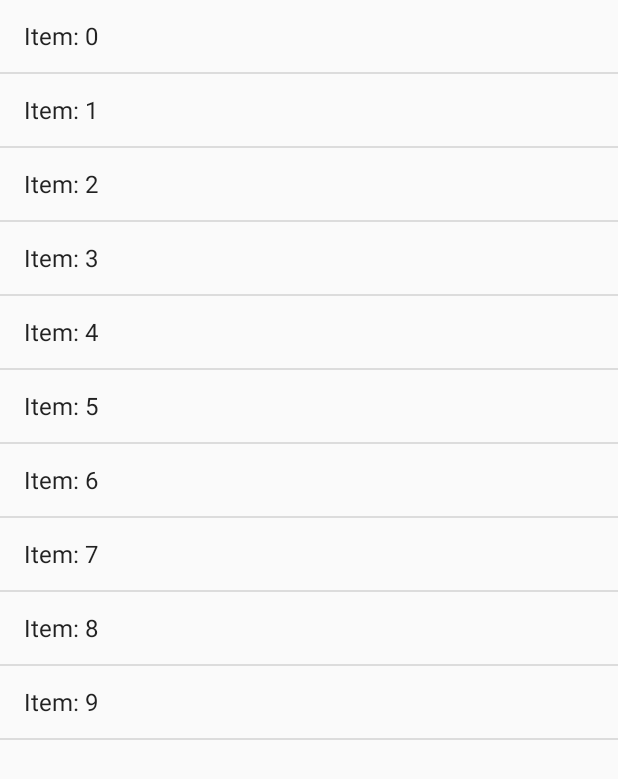
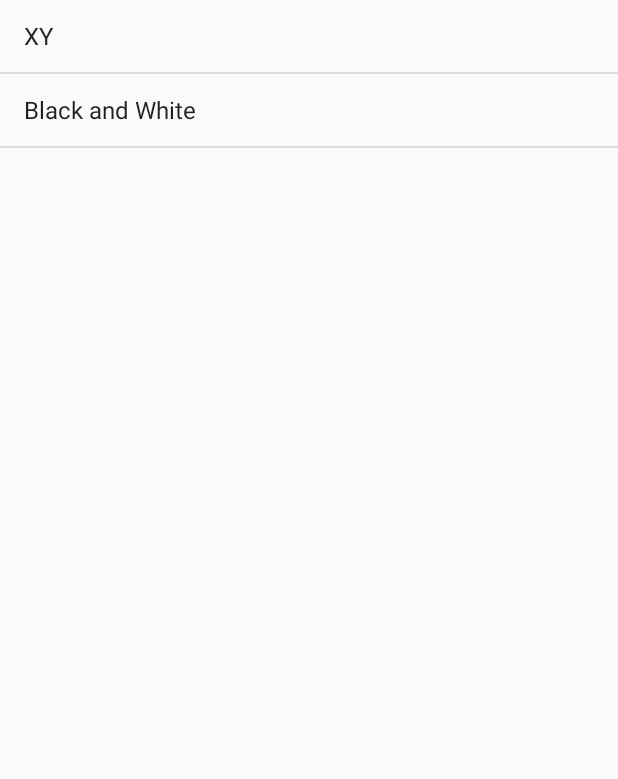
Before and after one commit to mromanro/PokeDatabase, an Android app: the screen it shows after launch (MainActivity), on a phone screen of 412 x 824 dp. Shown: the top 779 px of the screen. Run offline under Robolectric (Android 15) with nearby library versions, the phone set to English and light mode, and no system bars.

Commit message:
implemented xml parsing.

```diff
--- a/app/src/main/java/com/fauxbunnies/pokedatabase/ListsFragment.java
+++ b/app/src/main/java/com/fauxbunnies/pokedatabase/ListsFragment.java
@@ -21,28 +21,35 @@ public class ListsFragment extends ListFragment {
     ArrayList<String> list;
     int size = 0;
 
-    public ListsFragment (int size) {
-        this.size = size;
+    public ListsFragment () {
+
     }
 
     @Override
     public void onListItemClick(ListView l, View v, int position, long id) {
-        ListsFragment listsFragment= new ListsFragment(5);
+        /*
+        ListsFragment listsFragment= new ListsFragment();
+
         FragmentManager fm = getFragmentManager();
         FragmentTransaction ft = fm.beginTransaction();
         ft.replace(android.R.id.content, listsFragment);
         ft.addToBackStack(null);
         ft.commit();
+        */
     }
 
     @Override
     public View onCreateView(LayoutInflater inflater, ViewGroup container,
                              Bundle savedInstanceState) {
 
-        list = new ArrayList<>(size);
-        for(int i = 0; i < size; i++) {
-            list.add("Item: " + i);
+        Bundle bundle = getArguments();
+        String[] elements = bundle.getStringArray("Elements");
+        list = new ArrayList(elements.length);
+
+        for(int i = 0; i < elements.length; i++){
+            list.add(elements[i]);
         }
+
 
         adapter = new ArrayAdapter(inflater.getContext(), android.R.layout.simple_list_item_1, list);
         setListAdapter(adapter);
--- a/app/src/main/java/com/fauxbunnies/pokedatabase/MainActivity.java
+++ b/app/src/main/java/com/fauxbunnies/pokedatabase/MainActivity.java
@@ -11,6 +11,9 @@ import android.view.MenuItem;
 import android.view.View;
 import android.widget.ImageView;
 import android.widget.ListView;
+
+import java.io.InputStream;
+import java.io.InputStreamReader;
 
 public class MainActivity extends Activity {
 
@@ -42,7 +45,14 @@ public class MainActivity extends Activity {
         FragmentManager fm = getFragmentManager();
         FragmentTransaction ft = fm.beginTransaction();
 
-        ListsFragment listsFragment = new ListsFragment(10);
+        ListsFragment listsFragment = new ListsFragment();
+
+        //Temporary
+        InputStream is = getResources().openRawResource(R.raw.cards);
+        XMLParser.parseFile(is);
+        String[] elements = XMLParser.getElementsByTagName("group");
+        listsFragment.setArguments(createBundle(elements));
+        //
 
         if(fm.findFragmentById(android.R.id.content) == null) {
             ft.add(android.R.id.content, listsFragment);
@@ -75,5 +85,14 @@ public class MainActivity extends Activity {
         return super.onOptionsItemSelected(item);
     }
 
+    //Temporary functions
+
+    public Bundle createBundle(String[] elements) {
+        Bundle bundle = new Bundle();
+        bundle.putStringArray("Elements", elements);
+
+        return bundle;
+    }
+
 
 }
--- /dev/null
+++ b/app/src/main/java/com/fauxbunnies/pokedatabase/XMLParser.java
@@ -0,0 +1,57 @@
+package com.fauxbunnies.pokedatabase;
+
+import org.w3c.dom.Document;
+import org.w3c.dom.Element;
+import org.w3c.dom.Node;
+import org.w3c.dom.NodeList;
+
+import java.io.File;
+import java.io.InputStream;
+
+import javax.xml.parsers.DocumentBuilder;
+import javax.xml.parsers.DocumentBuilderFactory;
+
+/**
+ * Created by MacAir on 9/5/15.
+ */
+public class XMLParser {
+
+    private static Document DOCUMENT;
+
+    public static void parseFile(InputStream is) {
+
+        try {
+            DocumentBuilderFactory dbFactory = DocumentBuilderFactory.newInstance();
+            DocumentBuilder dBuilder = dbFactory.newDocumentBuilder();
+            DOCUMENT = dBuilder.parse(is);
+
+            DOCUMENT.getDocumentElement().normalize();
+            System.out.println("Root: " + DOCUMENT.getDocumentElement().getNodeName());
+
+        } catch (Exception e) {
+            e.printStackTrace();
+        }
+    }
+
+    public static String[] getChildElementsByTagName(String tag) {
+        return null;
+    }
+
+    public static String[] getElementsByTagName(String tag) {
+
+        NodeList nList = DOCUMENT.getElementsByTagName(tag);
+        String[] elements = new String[nList.getLength()];
+
+        for(int i = 0; i < nList.getLength(); i++) {
+            Node node = nList.item(i);
+
+            if(node.getNodeType() == Node.ELEMENT_NODE) {
+                Element element = (Element) node;
+                elements[i] = element.getAttribute("title");
+            }
+        }
+
+        return elements;
+    }
+
+}
--- a/app/src/main/res/xml/cards.xml
+++ /dev/null
@@ -1,4 +0,0 @@
-<?xml version="1.0" encoding="utf-8"?>
-<PreferenceScreen xmlns:android="http://schemas.android.com/apk/res/android">
-
-</PreferenceScreen>
```
Also changed, not shown: app/src/main/java/com/fauxbunnies/pokedatabase/Manager.java (+12 -1 lines), app/src/main/res/raw/cards.xml (added, +20 -0 lines), 1 other file.
